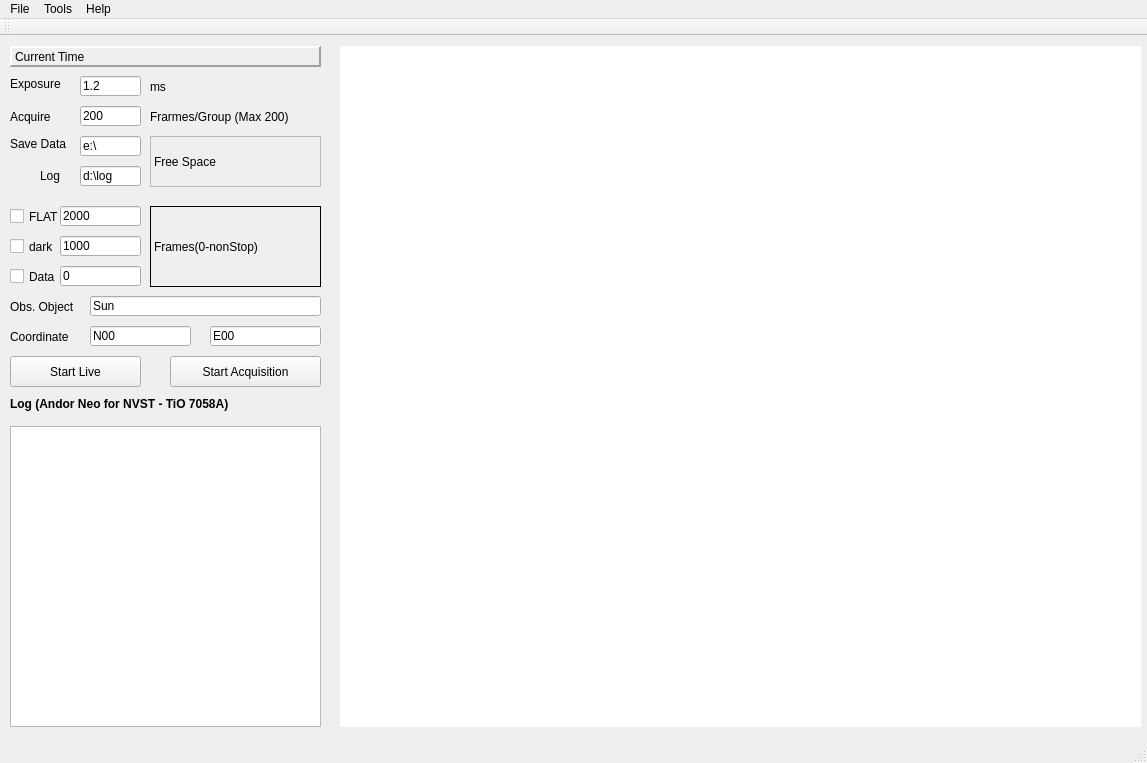
Qt form nvst-tio/NVST-TiO-20220126-001/mainwindow.ui (chd1998/fso-qt) before a commit.
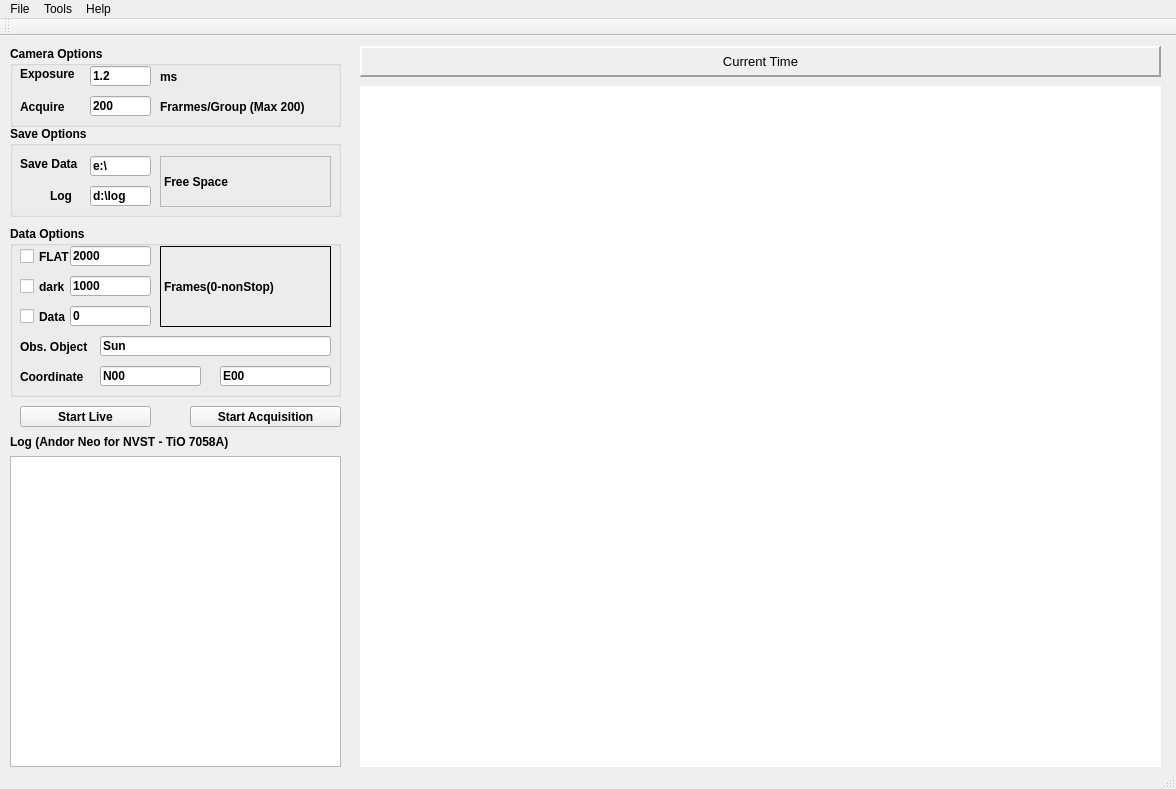
The same form after that commit.

Commit message: revised for GUI of 0126 branch

The edit to the form file:
```diff
--- a/nvst-tio/NVST-TiO-20220126-001/mainwindow.ui
+++ b/nvst-tio/NVST-TiO-20220126-001/mainwindow.ui
@@ -6,8 +6,8 @@
    <rect>
     <x>0</x>
     <y>0</y>
-    <width>1147</width>
-    <height>763</height>
+    <width>1176</width>
+    <height>789</height>
    </rect>
   </property>
   <property name="sizePolicy">
@@ -29,8 +29,8 @@
    <widget class="QGraphicsView" name="graphicsView">
     <property name="geometry">
      <rect>
-      <x>340</x>
-      <y>10</y>
+      <x>360</x>
+      <y>50</y>
       <width>801</width>
       <height>681</height>
      </rect>
@@ -72,45 +72,13 @@
      </brush>
     </property>
    </widget>
-   <widget class="QLabel" name="label_saveto">
-    <property name="geometry">
-     <rect>
-      <x>10</x>
-      <y>100</y>
-      <width>61</width>
-      <height>16</height>
-     </rect>
-    </property>
-    <property name="sizePolicy">
-     <sizepolicy hsizetype="Preferred" vsizetype="Fixed">
-      <horstretch>0</horstretch>
-      <verstretch>0</verstretch>
-     </sizepolicy>
-    </property>
-    <property name="text">
-     <string>Save Data </string>
-    </property>
-   </widget>
-   <widget class="QLineEdit" name="lineEdit_saveto">
-    <property name="geometry">
-     <rect>
-      <x>80</x>
-      <y>100</y>
-      <width>61</width>
-      <height>20</height>
-     </rect>
-    </property>
-    <property name="text">
-     <string>e:\</string>
-    </property>
-   </widget>
    <widget class="QPushButton" name="btnLive">
     <property name="geometry">
      <rect>
-      <x>10</x>
-      <y>320</y>
+      <x>20</x>
+      <y>370</y>
       <width>131</width>
-      <height>31</height>
+      <height>21</height>
      </rect>
     </property>
     <property name="sizePolicy">
@@ -119,6 +87,11 @@
       <verstretch>0</verstretch>
      </sizepolicy>
     </property>
+    <property name="font">
+     <font>
+      <bold>true</bold>
+     </font>
+    </property>
     <property name="text">
      <string>Start Live</string>
     </property>
@@ -129,10 +102,10 @@
    <widget class="QLabel" name="label_time">
     <property name="geometry">
      <rect>
-      <x>10</x>
+      <x>360</x>
       <y>10</y>
-      <width>311</width>
-      <height>21</height>
+      <width>801</width>
+      <height>31</height>
      </rect>
     </property>
     <property name="sizePolicy">
@@ -141,6 +114,12 @@
       <verstretch>0</verstretch>
      </sizepolicy>
     </property>
+    <property name="font">
+     <font>
+      <pointsize>10</pointsize>
+      <bold>false</bold>
+     </font>
+    </property>
     <property name="layoutDirection">
      <enum>Qt::LeftToRight</enum>
     </property>
@@ -156,59 +135,17 @@
     <property name="text">
      <string>Current Time</string>
     </property>
-   </widget>
-   <widget class="QLabel" name="label_exposuretime">
-    <property name="geometry">
-     <rect>
-      <x>10</x>
-      <y>40</y>
-      <width>61</width>
-      <height>16</height>
-     </rect>
-    </property>
-    <property name="sizePolicy">
-     <sizepolicy hsizetype="Preferred" vsizetype="Fixed">
-      <horstretch>0</horstretch>
-      <verstretch>0</verstretch>
-     </sizepolicy>
-    </property>
-    <property name="text">
-     <string>Exposure</string>
-    </property>
-   </widget>
-   <widget class="QLineEdit" name="lineEdit_exposuretime">
-    <property name="geometry">
-     <rect>
-      <x>80</x>
-      <y>40</y>
-      <width>61</width>
-      <height>20</height>
-     </rect>
-    </property>
-    <property name="text">
-     <string>1.2</string>
-    </property>
-   </widget>
-   <widget class="QLineEdit" name="lineEdit_framerate">
-    <property name="geometry">
-     <rect>
-      <x>80</x>
-      <y>70</y>
-      <width>61</width>
-      <height>20</height>
-     </rect>
-    </property>
-    <property name="text">
-     <string>200</string>
+    <property name="alignment">
+     <set>Qt::AlignCenter</set>
     </property>
    </widget>
    <widget class="QPushButton" name="btnSnap">
     <property name="geometry">
      <rect>
-      <x>170</x>
-      <y>320</y>
+      <x>190</x>
+      <y>370</y>
       <width>151</width>
-      <height>31</height>
+      <height>21</height>
      </rect>
     </property>
     <property name="sizePolicy">
@@ -217,6 +154,11 @@
       <verstretch>0</verstretch>
      </sizepolicy>
     </property>
+    <property name="font">
+     <font>
+      <bold>true</bold>
+     </font>
+    </property>
     <property name="text">
      <string>Start Acquisition</string>
     </property>
@@ -237,9 +179,9 @@
     <property name="geometry">
      <rect>
       <x>10</x>
-      <y>360</y>
+      <y>390</y>
       <width>331</width>
-      <height>16</height>
+      <height>31</height>
      </rect>
     </property>
     <property name="sizePolicy">
@@ -250,7 +192,6 @@
     </property>
     <property name="font">
      <font>
-      <weight>75</weight>
       <bold>true</bold>
      </font>
     </property>
@@ -262,9 +203,9 @@
     <property name="geometry">
      <rect>
       <x>10</x>
-      <y>390</y>
-      <width>311</width>
-      <height>301</height>
+      <y>420</y>
+      <width>331</width>
+      <height>311</height>
      </rect>
     </property>
     <property name="sizePolicy">
@@ -274,11 +215,145 @@
      </sizepolicy>
     </property>
    </widget>
+   <widget class="QGroupBox" name="groupBox_data">
+    <property name="geometry">
+     <rect>
+      <x>10</x>
+      <y>190</y>
+      <width>331</width>
+      <height>171</height>
+     </rect>
+    </property>
+    <property name="font">
+     <font>
+      <bold>true</bold>
+     </font>
+    </property>
+    <property name="title">
+     <string>Data Options</string>
+    </property>
+    <widget class="QLineEdit" name="lineEdit_cor2">
+     <property name="geometry">
+      <rect>
+       <x>210</x>
+       <y>140</y>
+       <width>111</width>
+       <height>20</height>
+      </rect>
+     </property>
+     <property name="text">
+      <string>E00</string>
+     </property>
+    </widget>
+    <widget class="QLabel" name="label_2">
+     <property name="geometry">
+      <rect>
+       <x>10</x>
+       <y>140</y>
+       <width>81</width>
+       <height>21</height>
+      </rect>
+     </property>
+     <property name="text">
+      <string>Coordinate</string>
+     </property>
+    </widget>
+    <widget class="QLineEdit" name="lineEdit_objname">
+     <property name="geometry">
+      <rect>
+       <x>90</x>
+       <y>110</y>
+       <width>231</width>
+       <height>20</height>
+      </rect>
+     </property>
+     <property name="text">
+      <string>Sun</string>
+     </property>
+    </widget>
+    <widget class="QLineEdit" name="lineEdit_datanum">
+     <property name="geometry">
+      <rect>
+       <x>60</x>
+       <y>80</y>
+       <width>81</width>
+       <height>20</height>
+      </rect>
+     </property>
+     <property name="text">
+      <string>0</string>
+     </property>
+    </widget>
+    <widget class="QLineEdit" name="lineEdit_cor1">
+     <property name="geometry">
+      <rect>
+       <x>90</x>
+       <y>140</y>
+       <width>101</width>
+       <height>20</height>
+      </rect>
+     </property>
+     <property name="text">
+      <string>N00</string>
+     </property>
+    </widget>
+    <widget class="QLineEdit" name="lineEdit_darknum">
+     <property name="geometry">
+      <rect>
+       <x>60</x>
+       <y>50</y>
+       <width>81</width>
+       <height>20</height>
+      </rect>
+     </property>
+     <property name="text">
+      <string>1000</string>
+     </property>
+    </widget>
+    <widget class="QCheckBox" name="checkBox_Data">
+     <property name="geometry">
+      <rect>
+       <x>10</x>
+       <y>80</y>
+       <width>71</width>
+       <height>21</height>
+      </rect>
+     </property>
+     <property name="text">
+      <string>Data</string>
+     </property>
+    </widget>
+    <widget class="QLabel" name="label_obj">
+     <property name="geometry">
+      <rect>
+       <x>10</x>
+       <y>110</y>
+       <width>81</width>
+       <height>21</height>
+      </rect>
+     </property>
+     <property name="text">
+      <string>Obs. Object</string>
+     </property>
+    </widget>
+    <widget class="QLineEdit" name="lineEdit_flatnum">
+     <property name="geometry">
+      <rect>
+       <x>60</x>
+       <y>20</y>
+       <width>81</width>
+       <height>20</height>
+      </rect>
+     </property>
+     <property name="text">
+      <string>2000</string>
+     </property>
+    </widget>
    <widget class="QCheckBox" name="checkBox_Flat">
     <property name="geometry">
      <rect>
       <x>10</x>
-      <y>170</y>
+       <y>20</y>
       <width>71</width>
       <height>21</height>
      </rect>
@@ -287,11 +362,27 @@
      <string>FLAT</string>
     </property>
    </widget>
+    <widget class="QLabel" name="label_dunit_2">
+     <property name="geometry">
+      <rect>
+       <x>150</x>
+       <y>20</y>
+       <width>171</width>
+       <height>81</height>
+      </rect>
+     </property>
+     <property name="frameShape">
+      <enum>QFrame::Box</enum>
+     </property>
+     <property name="text">
+      <string>Frames(0-nonStop)</string>
+     </property>
+    </widget>
    <widget class="QCheckBox" name="checkBox_Dark">
     <property name="geometry">
      <rect>
       <x>10</x>
-      <y>200</y>
+       <y>50</y>
       <width>51</width>
       <height>21</height>
      </rect>
@@ -300,50 +391,29 @@
      <string>dark</string>
     </property>
    </widget>
-   <widget class="QCheckBox" name="checkBox_Data">
-    <property name="geometry">
-     <rect>
-      <x>10</x>
-      <y>230</y>
-      <width>71</width>
-      <height>21</height>
-     </rect>
-    </property>
-    <property name="text">
-     <string>Data</string>
-    </property>
    </widget>
-   <widget class="QLabel" name="label_obj">
+   <widget class="QGroupBox" name="groupBox_save">
     <property name="geometry">
      <rect>
       <x>10</x>
-      <y>260</y>
-      <width>81</width>
-      <height>21</height>
+      <y>90</y>
+      <width>331</width>
+      <height>91</height>
      </rect>
     </property>
-    <property name="text">
-     <string>Obs. Object</string>
+    <property name="font">
+     <font>
+      <bold>true</bold>
+     </font>
     </property>
-   </widget>
-   <widget class="QLineEdit" name="lineEdit_objname">
-    <property name="geometry">
-     <rect>
-      <x>90</x>
-      <y>260</y>
-      <width>231</width>
-      <height>20</height>
-     </rect>
+    <property name="title">
+     <string>Save Options</string>
     </property>
-    <property name="text">
-     <string>Sun</string>
-    </property>
-   </widget>
    <widget class="QLabel" name="label_freedisk">
     <property name="geometry">
      <rect>
       <x>150</x>
-      <y>100</y>
+       <y>30</y>
       <width>171</width>
       <height>51</height>
      </rect>
@@ -355,37 +425,43 @@
      <string>Free Space  </string>
     </property>
    </widget>
-   <widget class="QLineEdit" name="lineEdit_cor1">
+    <widget class="QLabel" name="label_saveto">
     <property name="geometry">
      <rect>
-      <x>90</x>
-      <y>290</y>
-      <width>101</width>
-      <height>20</height>
-     </rect>
-    </property>
+       <x>10</x>
+       <y>30</y>
+       <width>61</width>
+       <height>16</height>
+      </rect>
+     </property>
+     <property name="sizePolicy">
+      <sizepolicy hsizetype="Preferred" vsizetype="Fixed">
+       <horstretch>0</horstretch>
+       <verstretch>0</verstretch>
+      </sizepolicy>
+     </property>
     <property name="text">
-     <string>N00</string>
-    </property>
-   </widget>
-   <widget class="QLineEdit" name="lineEdit_cor2">
+      <string>Save Data </string>
+     </property>
+    </widget>
+    <widget class="QLineEdit" name="lineEdit_savelog">
     <property name="geometry">
      <rect>
-      <x>210</x>
-      <y>290</y>
-      <width>111</width>
+       <x>80</x>
+       <y>60</y>
+       <width>61</width>
       <height>20</height>
      </rect>
     </property>
     <property name="text">
-     <string>E00</string>
+      <string>d:\log</string>
     </property>
    </widget>
    <widget class="QLabel" name="label_savelog">
     <property name="geometry">
      <rect>
       <x>40</x>
-      <y>130</y>
+       <y>60</y>
       <width>31</width>
       <height>20</height>
      </rect>
@@ -394,79 +470,42 @@
      <string>Log</string>
     </property>
    </widget>
-   <widget class="QLineEdit" name="lineEdit_savelog">
+    <widget class="QLineEdit" name="lineEdit_saveto">
     <property name="geometry">
      <rect>
       <x>80</x>
-      <y>130</y>
+       <y>30</y>
       <width>61</width>
       <height>20</height>
      </rect>
     </property>
     <property name="text">
-     <string>d:\log</string>
-    </property>
-   </widget>
-   <widget class="QLineEdit" name="lineEdit_flatnum">
-    <property name="geometry">
-     <rect>
-      <x>60</x>
-      <y>170</y>
-      <width>81</width>
-      <height>20</height>
-     </rect>
-    </property>
-    <property name="text">
-     <string>2000</string>
-    </property>
+      <string>e:\</string>
+     </property>
+    </widget>
    </widget>
-   <widget class="QLineEdit" name="lineEdit_darknum">
+   <widget class="QGroupBox" name="groupBox_cam">
     <property name="geometry">
      <rect>
-      <x>60</x>
-      <y>200</y>
-      <width>81</width>
-      <height>20</height>
-     </rect>
-    </property>
-    <property name="text">
-     <string>1000</string>
-    </property>
-   </widget>
-   <widget class="QLineEdit" name="lineEdit_datanum">
-    <property name="geometry">
-     <rect>
-      <x>60</x>
-      <y>230</y>
-      <width>81</width>
-      <height>20</height>
-     </rect>
-    </property>
-    <property name="text">
-     <string>0</string>
-    </property>
-   </widget>
-   <widget class="QLabel" name="label_dunit_2">
-    <property name="geometry">
-     <rect>
-      <x>150</x>
-      <y>170</y>
-      <width>171</width>
+      <x>10</x>
+      <y>10</y>
+      <width>331</width>
       <height>81</height>
      </rect>
     </property>
-    <property name="frameShape">
-     <enum>QFrame::Box</enum>
+    <property name="font">
+     <font>
+      <bold>true</bold>
+     </font>
     </property>
-    <property name="text">
-     <string>Frames(0-nonStop)</string>
+    <property name="title">
+     <string>Camera Options</string>
     </property>
-   </widget>
    <widget class="QLabel" name="label">
     <property name="geometry">
      <rect>
       <x>150</x>
-      <y>70</y>
+       <y>50</y>
       <width>171</width>
       <height>21</height>
      </rect>
@@ -475,24 +514,43 @@
      <string>Frarmes/Group (Max 200)</string>
     </property>
    </widget>
-   <widget class="QLabel" name="label_2">
+    <widget class="QLabel" name="label_exposuretime">
     <property name="geometry">
      <rect>
       <x>10</x>
-      <y>290</y>
-      <width>81</width>
-      <height>21</height>
-     </rect>
-    </property>
+       <y>20</y>
+       <width>61</width>
+       <height>16</height>
+      </rect>
+     </property>
+     <property name="sizePolicy">
+      <sizepolicy hsizetype="Preferred" vsizetype="Fixed">
+       <horstretch>0</horstretch>
+       <verstretch>0</verstretch>
+      </sizepolicy>
+     </property>
     <property name="text">
-     <string>Coordinate</string>
+      <string>Exposure</string>
+     </property>
+    </widget>
+    <widget class="QLineEdit" name="lineEdit_framerate">
+     <property name="geometry">
+      <rect>
+       <x>80</x>
+       <y>50</y>
+       <width>61</width>
+       <height>20</height>
+      </rect>
+     </property>
+     <property name="text">
+      <string>200</string>
     </property>
    </widget>
    <widget class="QLabel" name="label_dunit_5">
     <property name="geometry">
      <rect>
       <x>150</x>
-      <y>40</y>
+       <y>20</y>
       <width>91</width>
       <height>21</height>
      </rect>
@@ -505,7 +563,7 @@
     <property name="geometry">
      <rect>
       <x>10</x>
-      <y>70</y>
+       <y>50</y>
       <width>71</width>
       <height>21</height>
      </rect>
@@ -514,14 +572,28 @@
      <string>Acquire</string>
     </property>
    </widget>
+    <widget class="QLineEdit" name="lineEdit_exposuretime">
+     <property name="geometry">
+      <rect>
+       <x>80</x>
+       <y>20</y>
+       <width>61</width>
+       <height>20</height>
+      </rect>
+     </property>
+     <property name="text">
+      <string>1.2</string>
+     </property>
+    </widget>
+   </widget>
   </widget>
   <widget class="QMenuBar" name="menuBar">
    <property name="geometry">
     <rect>
      <x>0</x>
      <y>0</y>
-     <width>1147</width>
-     <height>23</height>
+     <width>1176</width>
+     <height>22</height>
     </rect>
    </property>
    <widget class="QMenu" name="menuFile">
```
Lines whose indentation alone changed are shown as unchanged. The commit also changes 5 other files.
